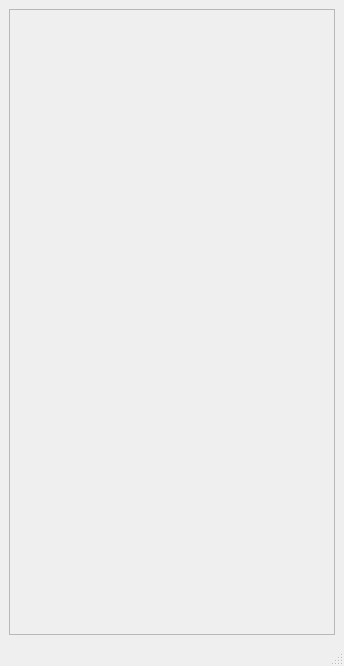
First picture: the form in QuickPrompt.ui, repository qianyingshuo/QuickPrompt, before the edit.
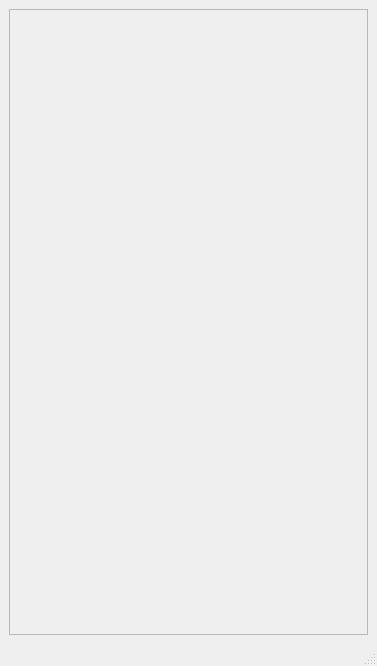
Second picture: the form after the edit.

Commit message: adjust ui file, and add MacOS.qss

What changed in the file:
```diff
--- a/QuickPrompt.ui
+++ b/QuickPrompt.ui
@@ -6,13 +6,13 @@
    <rect>
     <x>0</x>
     <y>0</y>
-    <width>344</width>
+    <width>377</width>
     <height>666</height>
    </rect>
   </property>
   <property name="minimumSize">
    <size>
-    <width>300</width>
+    <width>377</width>
     <height>600</height>
    </size>
   </property>
@@ -34,7 +34,7 @@
         <rect>
          <x>0</x>
          <y>0</y>
-         <width>324</width>
+         <width>357</width>
          <height>601</height>
         </rect>
        </property>
```
Left out of the diff: 2 changed lines with no effect on the pictures. The commit also changes 6 other files.
